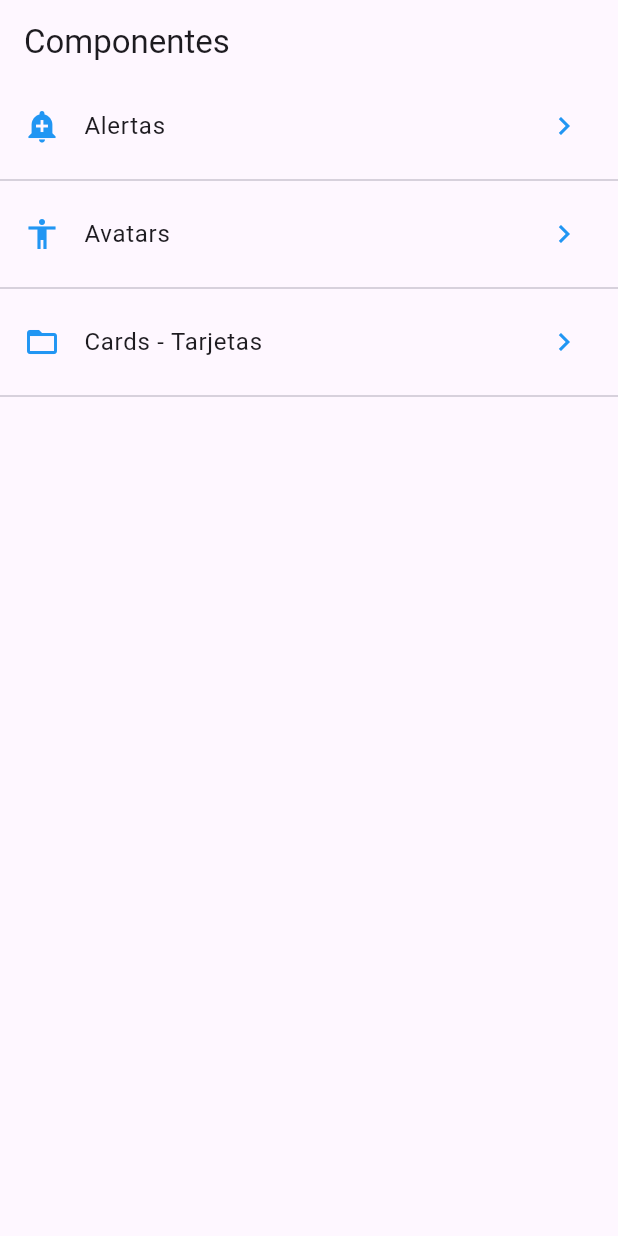
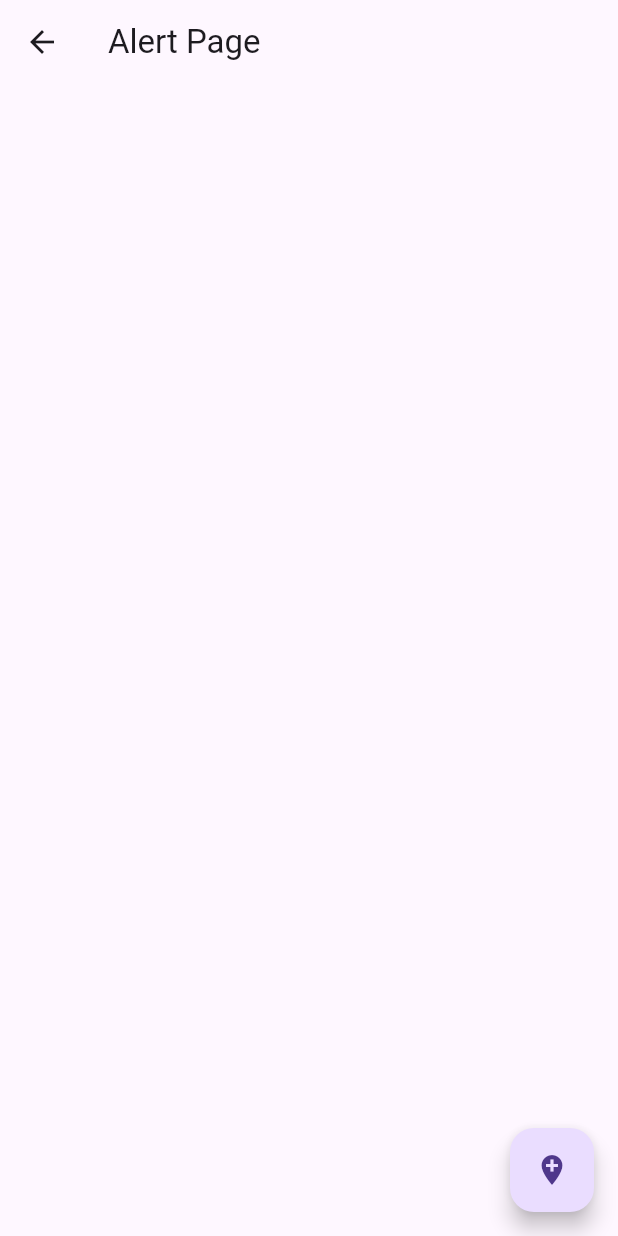
Before and after one commit to HoopStar23/seminario-1, a Flutter app: the screen it shows after launch, after a tap on "Cards - Tarjetas", on a phone screen of 412 x 824 dp. Run offline on Flutter 3.47's test engine with Material 3 defaults, Android fonts, the phone set to English and light mode, and no system bars.

Commit message:
Navegar Paginas

```diff
--- /dev/null
+++ b/lib/alert_page.dart
@@ -0,0 +1,17 @@
+import 'package:flutter/material.dart';
+
+class AlertPage extends StatelessWidget{
+  @override
+  Widget build(BuildContext context){
+    return Scaffold(
+      appBar: AppBar(
+        title: Text('Alert Page'),
+      ),
+      floatingActionButton: FloatingActionButton(
+        child: Icon(Icons.add_location),
+        onPressed:() {
+          Navigator.pop(context);
+        }),
+    );
+  }
+}
--- a/lib/home_page.dart
+++ b/lib/home_page.dart
@@ -1,4 +1,5 @@
 import 'package:flutter/material.dart';
+import 'package:seminario_1/alert_page.dart';
 import 'package:seminario_1/src/providers/menu_providers.dart';
 import 'package:seminario_1/src/utils/icono_string_util.dart';
 
@@ -21,13 +22,13 @@ class HomePage extends StatelessWidget {
 
 
       return ListView(
-        children: _listaItems(snapshot.data!),
+        children: _listaItems(snapshot.data!, context),
       );
     },
   );
 }
 
-  List<Widget> _listaItems(List<dynamic> data){
+  List<Widget> _listaItems(List<dynamic> data, BuildContext context){
     final List<Widget> opciones = [];
 
     data.forEach((opt){
@@ -35,7 +36,9 @@ class HomePage extends StatelessWidget {
         title: Text(opt['texto']),
         leading: getIcon(opt['icon']),
         trailing: Icon(Icons.keyboard_arrow_right, color: Colors.blue),
-        onTap: () {},
+        onTap: () {
+          Navigator.pushNamed(context, opt['ruta']);
+        },
       );
       opciones..add(widgetTemp)..add(Divider());
     });
--- a/lib/main.dart
+++ b/lib/main.dart
@@ -1,5 +1,6 @@
 import 'package:flutter/material.dart';
-import 'package:seminario_1/home_page.dart';
+import 'package:seminario_1/alert_page.dart';
+import 'package:seminario_1/src/routes/routes.dart';
 //import 'package:seminario_1/home_temp.dart';
 
 void main() => runApp(MyApp());
@@ -10,7 +11,14 @@
     return MaterialApp(
       title: 'Componentes APP',
       debugShowCheckedModeBanner: false,
-      home: HomePage(),
+      initialRoute: '/',
+      routes: getApplicationRoutes(),
+      onGenerateRoute: (RouteSettings settings){
+        print('Rute llamada ${settings.name}');
+
+        return MaterialPageRoute(
+          builder: (BuildContext context) => AlertPage());
+      },
     );
   }
 }
--- /dev/null
+++ b/lib/src/routes/routes.dart
@@ -0,0 +1,12 @@
+import 'package:flutter/material.dart';
+import 'package:seminario_1/alert_page.dart';
+import 'package:seminario_1/avatar_page.dart';
+import 'package:seminario_1/home_page.dart';
+
+Map<String, WidgetBuilder> getApplicationRoutes(){
+  return <String, WidgetBuilder>{
+    '/':(BuildContext context) => HomePage(),
+    'alert':(BuildContext context) => AlertPage(),
+    'avatar':(BuildContext context) => AvatarPage()
+  };
+}
```
Also changed, not shown: lib/avatar_page.dart (added, +12 -0 lines).
